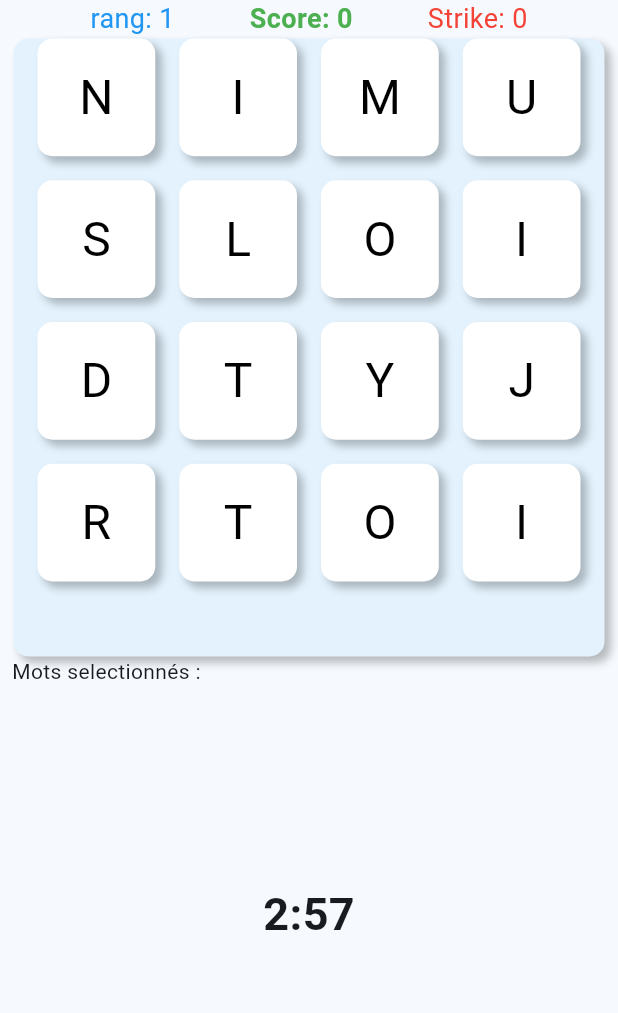
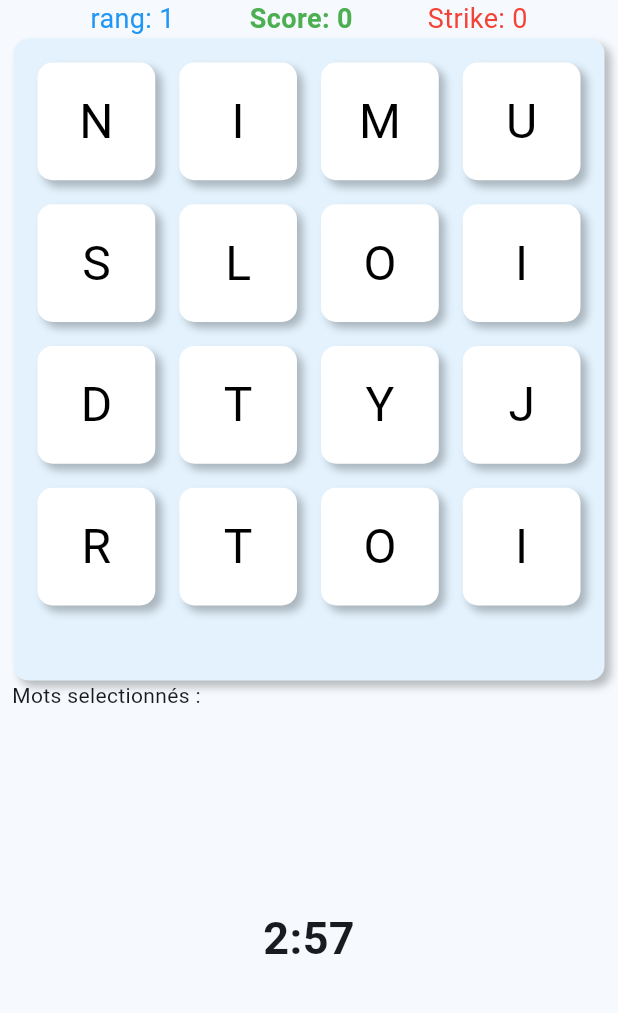
Before and after one commit to Akkuun/TER_L3_2023_Boggle_Mobile, a Flutter app: the GamePage widget shown alone on an empty page, opened directly, after a tap on "home", on a phone screen of 412 x 824 dp, the part 203-1216 px from its top. Run offline on Flutter 3.47's test engine with Material 3 defaults, Android fonts, the light colour scheme and no system bars; missing offline and left inert: binary; Roboto replaces fonts that are missing (Jua).

Commit message:
WIP refacto for game service

```diff
--- a/lib/components/grille.dart
+++ b/lib/components/grille.dart
@@ -121,7 +121,7 @@ class _BoggleGrilleState extends State<BoggleGrille> {
               ),
             ]),
         child: Padding(
-          padding: const EdgeInsets.fromLTRB(16, 0, 16, 0),
+          padding: const EdgeInsets.fromLTRB(16, 16, 16, 0),
           child: SizedBox(
             height: MediaQuery.of(context).size.width,
             width: MediaQuery.of(context).size.width - 50,
--- /dev/null
+++ b/lib/components/words_found.dart
@@ -0,0 +1,25 @@
+// ignore_for_file: prefer_const_constructors
+
+import 'package:flutter/material.dart';
+
+class WordsFound extends StatelessWidget {
+  const WordsFound({
+    super.key,
+    required this.previousWords,
+  });
+
+  final List<String> previousWords;
+
+  @override
+  Widget build(BuildContext context) {
+    return SizedBox(
+      height: 150,
+      child: ListView(
+        children: [
+          const Text('Mots selectionnés :'),
+          for (var word in previousWords) Text(word),
+        ],
+      ),
+    );
+  }
+}
--- a/lib/global.dart
+++ b/lib/global.dart
@@ -3,8 +3,8 @@ import 'package:bouggr/utils/dice_set.dart';
 import 'package:bouggr/utils/dico.dart';
 import 'package:flutter/material.dart';
 
-/// The `Globals` class is an inherited widget that provides access to global variables such as
-/// `diceSets` and `dictionaries`.
+/// The `Globals` class is an inherited widget that provides access to global variables
+/// the variable can be define for specific context or not
 class Globals extends InheritedWidget {
   static final Map<LangCode, DiceSet> diceSets = {
     LangCode.FR: DiceSet(dices: [
--- a/lib/pages/game.dart
+++ b/lib/pages/game.dart
@@ -12,6 +12,8 @@ import 'package:bouggr/providers/navigation.dart';
 import 'package:flutter/material.dart';
 import 'package:provider/provider.dart';
 import 'package:bouggr/utils/dico.dart';
+
+import '../components/words_found.dart';
 
 class GamePage extends StatefulWidget {
   const GamePage({super.key});
@@ -89,16 +91,7 @@ class _GamePageState extends State<GamePage> {
               const AppTitle(fontSize: 56),
               ScoreBoard(score: score, strikes: strikes),
               boggleGrille,
-
-              SizedBox(
-                height: 150,
-                child: ListView(
-                  children: [
-                    const Text('Mots selectionnés :'),
-                    for (var word in previousWords) Text(word),
-                  ],
-                ),
-              ),
+              WordsFound(previousWords: previousWords),
               BoggleTimer(), // Timer placeholder
             ],
           ),
--- a/lib/router.dart
+++ b/lib/router.dart
@@ -16,9 +16,9 @@ class BouggrRouter extends StatefulWidget {
 class _BouggrRouter extends State<BouggrRouter> {
   @override
   Widget build(BuildContext context) {
-    var appState = context
+    var router = context
         .watch<NavigationServices>(); //écoute du listener de NavigationServices
-    var selectedIndex = appState.index; //récupération de l'index de la page
+    var selectedIndex = router.index; //récupération de l'index de la page
     Widget page;
     switch (selectedIndex) {
       //switch pour afficher la page correspondante
```
Also changed, not shown: lib/pages/home.dart (+8 -9 lines), lib/pages/rulepage.dart (+25 -41 lines).
